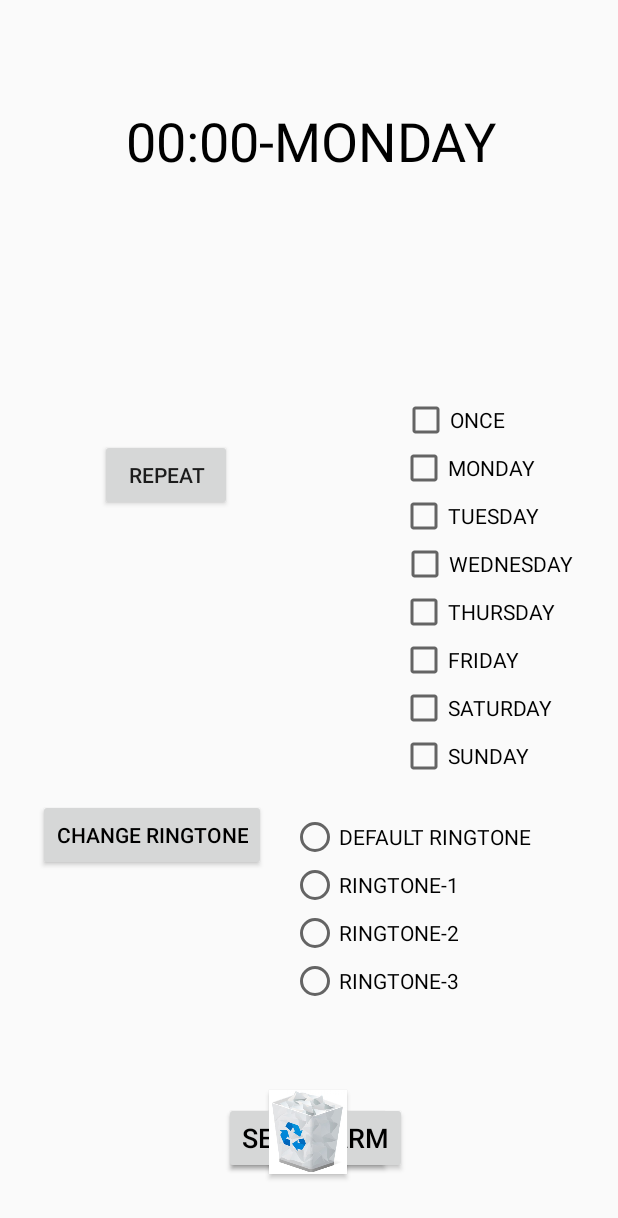
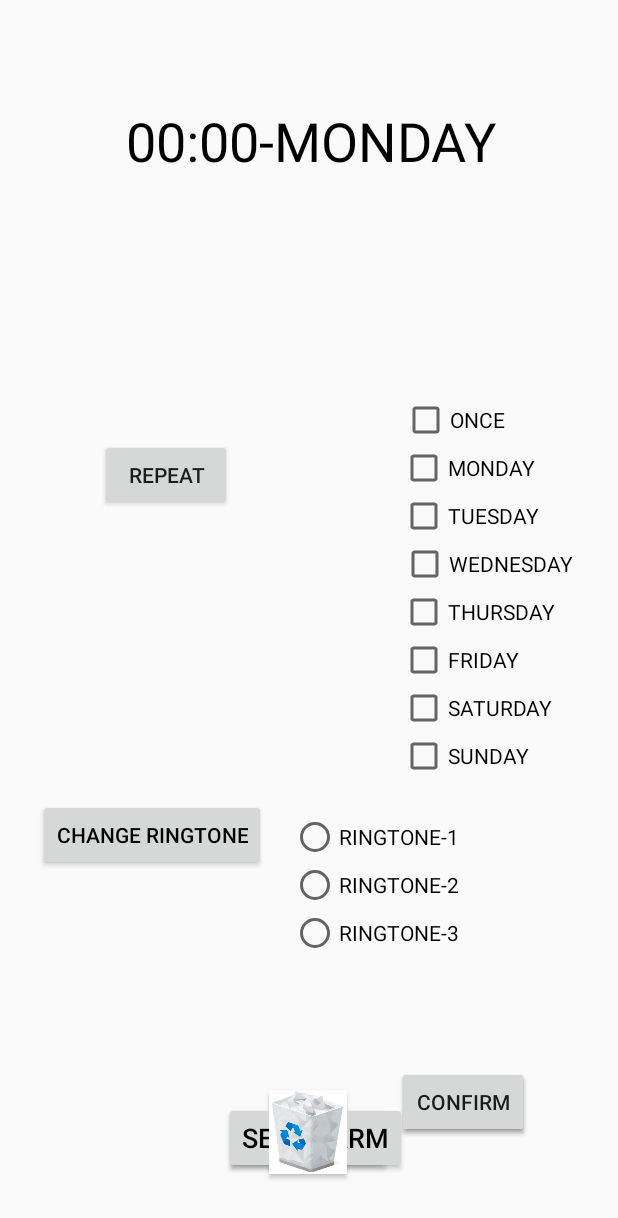
Before and after one commit to niteshkumar10/spider_induction_task_1, an Android app: the layout activity_alaram_main.xml on its own in the app's theme, with its tools: preview values and no code run, on a phone screen of 412 x 824 dp. Shown: the top 1218 px of the screen. Run offline under Robolectric (Android 15) with nearby library versions, the phone set to English and light mode, and no system bars.

Commit message:
spider_induction_task_1_alarm_final_edit

```diff
--- a/app/src/main/java/myapplication/example/spider_induction_task1/alertreciever.java
+++ b/app/src/main/java/myapplication/example/spider_induction_task1/alertreciever.java
@@ -7,6 +7,7 @@ import android.media.MediaPlayer;
 import android.media.Ringtone;
 import android.media.RingtoneManager;
 import android.net.Uri;
+import android.os.Bundle;
 import android.os.Vibrator;
 
 import androidx.core.app.NotificationCompat;
@@ -17,7 +18,6 @@ public class alertreciever extends BroadcastReceiver {
 
     Integer ringtone_number;
 
-
     @Override
     public void onReceive( Context context, Intent intent ) {
         notificationhelper notificationHelper = new notificationhelper(context);
@@ -25,10 +25,7 @@ public class alertreciever extends BroadcastReceiver {
         notificationHelper.getManager().notify(1, nb.build());
 
 
-
-        ringtone_number = getResultCode();
         Intent intent_1 = new Intent(context,ringing.class);
-        intent_1.putExtra("ringtone_number",ringtone_number);
         intent_1.addFlags(Intent.FLAG_ACTIVITY_NEW_TASK);
         context.startActivity(intent_1);
     }
--- a/app/src/main/res/layout/activity_alaram_main.xml
+++ b/app/src/main/res/layout/activity_alaram_main.xml
@@ -72,15 +72,6 @@
         app:layout_constraintStart_toStartOf="parent"
         app:layout_constraintTop_toTopOf="parent"
         app:layout_constraintVertical_bias="0.794">
-
-        <RadioButton
-            android:id="@+id/default_ringtone"
-            android:layout_width="match_parent"
-            android:layout_height="wrap_content"
-            android:text="DEFAULT RINGTONE"
-            android:textColor="@color/design_default_color_on_secondary"
-            app:layout_constraintEnd_toEndOf="parent"
-            app:layout_constraintStart_toStartOf="parent" />
 
         <RadioButton
             android:id="@+id/ringtone_1"
@@ -213,4 +204,28 @@
         app:layout_constraintStart_toStartOf="parent"
         app:layout_constraintTop_toTopOf="parent"
         app:layout_constraintVertical_bias="0.377" />
+
+    <Button
+        android:id="@+id/confirm_1"
+        android:layout_width="wrap_content"
+        android:layout_height="wrap_content"
+        android:text="CONFIRM"
+        app:layout_constraintBottom_toBottomOf="parent"
+        app:layout_constraintEnd_toEndOf="parent"
+        app:layout_constraintHorizontal_bias="0.817"
+        app:layout_constraintStart_toStartOf="parent"
+        app:layout_constraintTop_toTopOf="parent"
+        app:layout_constraintVertical_bias="0.916" />
+
+    <Button
+        android:id="@+id/confirm_2"
+        android:layout_width="wrap_content"
+        android:layout_height="wrap_content"
+        android:text="CONFIRM"
+        app:layout_constraintBottom_toBottomOf="parent"
+        app:layout_constraintEnd_toEndOf="parent"
+        app:layout_constraintHorizontal_bias="0.817"
+        app:layout_constraintStart_toStartOf="parent"
+        app:layout_constraintTop_toTopOf="parent"
+        app:layout_constraintVertical_bias="0.916" />
 </androidx.constraintlayout.widget.ConstraintLayout>
```
Also changed, not shown: app/src/main/java/myapplication/example/spider_induction_task1/alaram_main.java (+147 -61 lines), app/src/main/java/myapplication/example/spider_induction_task1/ringing.java (+30 -28 lines).
